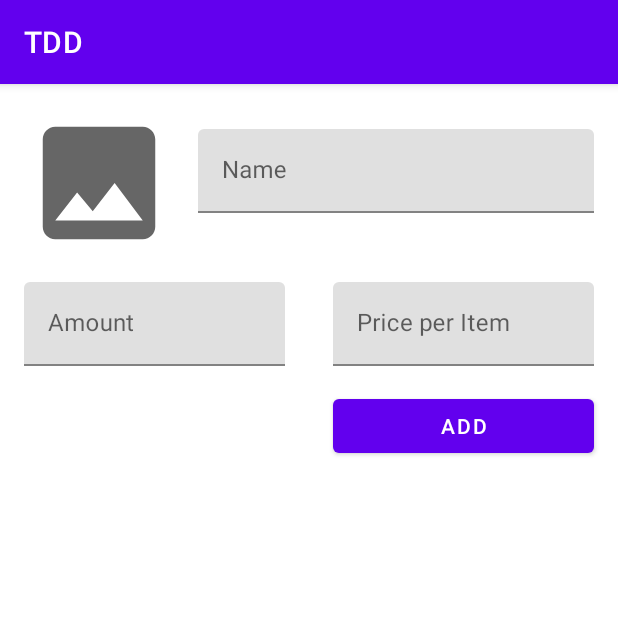
After one commit to iamajijul/TDD, an Android app: the AddShoppingItemFragment screen opened through its navigation route, on a phone screen of 412 x 824 dp, the top half of it. The commit adds this screen. Run offline under Robolectric (Android 15) with nearby library versions, the phone set to English and light mode, and no system bars.

Commit message:
Create design skelton

```diff
--- a/app/src/main/AndroidManifest.xml
+++ b/app/src/main/AndroidManifest.xml
@@ -11,7 +11,7 @@
         android:supportsRtl="true"
         android:theme="@style/Theme.TDD">
         <activity
-            android:name=".MainActivity"
+            android:name=".ui.MainActivity"
             android:exported="true">
             <intent-filter>
                 <action android:name="android.intent.action.MAIN" />
--- a/app/src/main/java/com/ajijul/tdd/other/Constant.kt
+++ b/app/src/main/java/com/ajijul/tdd/other/Constant.kt
@@ -4,4 +4,8 @@ object Constant {
 
     const val DATABASE_NAME = "tdd_db"
     const val BASE_URL = "https://pixabay.com"
+
+    const val MAX_NAME_LENGTH = 20
+    const val MAX_PRICE_LENGTH = 10
+
 }
--- /dev/null
+++ b/app/src/main/java/com/ajijul/tdd/ui/AddShoppingItemFragment.kt
@@ -0,0 +1,9 @@
+package com.ajijul.tdd.ui
+
+import androidx.fragment.app.Fragment
+import androidx.fragment.app.viewModels
+import com.ajijul.tdd.R
+
+class AddShoppingItemFragment : Fragment(R.layout.fragment_add_shopping_item) {
+    private val userListViewModel: ShoppingViewModel by viewModels()
+}
--- a/app/src/main/java/com/ajijul/tdd/MainActivity.kt
+++ b/app/src/main/java/com/ajijul/tdd/ui/MainActivity.kt
@@ -1,7 +1,8 @@
-package com.ajijul.tdd
+package com.ajijul.tdd.ui
 
 import androidx.appcompat.app.AppCompatActivity
 import android.os.Bundle
+import com.ajijul.tdd.R
 
 class MainActivity : AppCompatActivity() {
     override fun onCreate(savedInstanceState: Bundle?) {
--- /dev/null
+++ b/app/src/main/java/com/ajijul/tdd/ui/ShoppingFragment.kt
@@ -0,0 +1,9 @@
+package com.ajijul.tdd.ui
+
+import androidx.fragment.app.Fragment
+import androidx.fragment.app.viewModels
+import com.ajijul.tdd.R
+
+class ShoppingFragment : Fragment(R.layout.fragment_shopping) {
+    private val userListViewModel: ShoppingViewModel by viewModels()
+}
--- /dev/null
+++ b/app/src/main/res/drawable-v24/ic_image.xml
@@ -0,0 +1,10 @@
+<vector xmlns:android="http://schemas.android.com/apk/res/android"
+    android:width="24dp"
+    android:height="24dp"
+    android:viewportWidth="24"
+    android:viewportHeight="24"
+    android:tint="?attr/colorControlNormal">
+  <path
+      android:fillColor="@android:color/white"
+      android:pathData="M21,19V5c0,-1.1 -0.9,-2 -2,-2H5c-1.1,0 -2,0.9 -2,2v14c0,1.1 0.9,2 2,2h14c1.1,0 2,-0.9 2,-2zM8.5,13.5l2.5,3.01L14.5,12l4.5,6H5l3.5,-4.5z"/>
+</vector>
--- a/app/src/main/res/layout/activity_main.xml
+++ b/app/src/main/res/layout/activity_main.xml
@@ -1,18 +1,18 @@
 <?xml version="1.0" encoding="utf-8"?>
-<androidx.constraintlayout.widget.ConstraintLayout xmlns:android="http://schemas.android.com/apk/res/android"
+<FrameLayout xmlns:android="http://schemas.android.com/apk/res/android"
     xmlns:app="http://schemas.android.com/apk/res-auto"
     xmlns:tools="http://schemas.android.com/tools"
+    android:id="@+id/rootLayout"
     android:layout_width="match_parent"
     android:layout_height="match_parent"
-    tools:context=".MainActivity">
+    tools:context=".ui.MainActivity">
 
-    <TextView
-        android:layout_width="wrap_content"
-        android:layout_height="wrap_content"
-        android:text="Hello World!"
-        app:layout_constraintBottom_toBottomOf="parent"
-        app:layout_constraintLeft_toLeftOf="parent"
-        app:layout_constraintRight_toRightOf="parent"
-        app:layout_constraintTop_toTopOf="parent" />
+    <fragment
+        android:id="@+id/navHostFragment"
+        android:name="androidx.navigation.fragment.NavHostFragment"
+        android:layout_width="match_parent"
+        android:layout_height="match_parent"
+        app:defaultNavHost="true"
+        app:navGraph="@navigation/nav_graph" />
 
-</androidx.constraintlayout.widget.ConstraintLayout>
+</FrameLayout>
--- /dev/null
+++ b/app/src/main/res/layout/fragment_add_shopping_item.xml
@@ -0,0 +1,86 @@
+<?xml version="1.0" encoding="utf-8"?>
+<androidx.constraintlayout.widget.ConstraintLayout xmlns:android="http://schemas.android.com/apk/res/android"
+    xmlns:app="http://schemas.android.com/apk/res-auto"
+    xmlns:tools="http://schemas.android.com/tools"
+    android:layout_width="match_parent"
+    android:layout_height="match_parent">
+
+    <ImageView
+        android:id="@+id/ivShoppingImage"
+        android:layout_width="100dp"
+        android:layout_height="100dp"
+        android:layout_margin="16dp"
+        android:src="@drawable/ic_image"
+        android:scaleType="centerCrop"
+        app:layout_constraintStart_toStartOf="parent"
+        app:layout_constraintTop_toTopOf="parent" />
+
+    <com.google.android.material.textfield.TextInputLayout
+        android:id="@+id/textInputLayout"
+        android:layout_width="0dp"
+        android:layout_height="wrap_content"
+        android:layout_margin="16dp"
+        android:hint="Name"
+        app:layout_constraintBottom_toBottomOf="@+id/ivShoppingImage"
+        app:layout_constraintEnd_toEndOf="parent"
+        app:layout_constraintStart_toEndOf="@+id/ivShoppingImage"
+        app:layout_constraintTop_toTopOf="parent">
+
+        <com.google.android.material.textfield.TextInputEditText
+            android:id="@+id/etShoppingItemName"
+            android:layout_width="match_parent"
+            android:layout_height="match_parent"
+            android:inputType="textAutoComplete" />
+
+    </com.google.android.material.textfield.TextInputLayout>
+
+    <com.google.android.material.textfield.TextInputLayout
+        android:id="@+id/textInputLayout3"
+        android:layout_width="0dp"
+        android:layout_height="wrap_content"
+        android:layout_margin="16dp"
+        android:hint="Amount"
+        app:layout_constraintEnd_toStartOf="@+id/textInputLayout2"
+        app:layout_constraintHorizontal_bias="0.5"
+        app:layout_constraintStart_toStartOf="parent"
+        app:layout_constraintTop_toBottomOf="@+id/ivShoppingImage">
+
+        <com.google.android.material.textfield.TextInputEditText
+            android:id="@+id/etShoppingItemAmount"
+            android:layout_width="match_parent"
+            android:layout_height="match_parent"
+            android:inputType="number"/>
+
+    </com.google.android.material.textfield.TextInputLayout>
+
+    <com.google.android.material.textfield.TextInputLayout
+        android:id="@+id/textInputLayout2"
+        android:layout_width="0dp"
+        android:layout_height="wrap_content"
+        android:layout_margin="16dp"
+        android:hint="Price per Item"
+        app:layout_constraintEnd_toEndOf="parent"
+        app:layout_constraintHorizontal_bias="0.5"
+        app:layout_constraintStart_toEndOf="@+id/textInputLayout3"
+        app:layout_constraintTop_toBottomOf="@+id/ivShoppingImage">
+
+        <com.google.android.material.textfield.TextInputEditText
+            android:id="@+id/etShoppingItemPrice"
+            android:layout_width="match_parent"
+            android:layout_height="match_parent"
+            android:inputType="numberDecimal" />
+
+    </com.google.android.material.textfield.TextInputLayout>
+
+    <com.google.android.material.button.MaterialButton
+        android:id="@+id/btnAddShoppingItem"
+        android:layout_width="0dp"
+        android:layout_height="wrap_content"
+        android:layout_marginTop="16dp"
+        android:layout_marginRight="16dp"
+        android:text="Add"
+        app:layout_constraintEnd_toEndOf="parent"
+        app:layout_constraintStart_toStartOf="@+id/textInputLayout2"
+        app:layout_constraintTop_toBottomOf="@+id/textInputLayout2" />
+
+</androidx.constraintlayout.widget.ConstraintLayout>
--- /dev/null
+++ b/app/src/main/res/navigation/nav_graph.xml
@@ -0,0 +1,26 @@
+<?xml version="1.0" encoding="utf-8"?>
+<navigation xmlns:android="http://schemas.android.com/apk/res/android"
+    xmlns:app="http://schemas.android.com/apk/res-auto" android:id="@+id/nav_graph"
+    app:startDestination="@id/shoppingFragment">
+
+    <fragment
+        android:id="@+id/shoppingFragment"
+        android:name="com.ajijul.tdd.ui.ShoppingFragment"
+        android:label="ShoppingFragment" >
+        <action
+            android:id="@+id/action_shoppingFragment_to_addShoppingItemFragment"
+            app:destination="@id/addShoppingItemFragment" />
+    </fragment>
+    <fragment
+        android:id="@+id/addShoppingItemFragment"
+        android:name="com.ajijul.tdd.ui.AddShoppingItemFragment"
+        android:label="AddShoppingItemFragment" >
+        <action
+            android:id="@+id/action_addShoppingItemFragment_to_imagePickFragment"
+            app:destination="@id/imagePickFragment" />
+    </fragment>
+    <fragment
+        android:id="@+id/imagePickFragment"
+        android:name="com.ajijul.tdd.ui.ImagePickFragment"
+        android:label="ImagePickFragment" />
+</navigation>
```
Also changed, not shown: app/src/main/java/com/ajijul/tdd/di/AppModule.kt (+7 -0 lines), app/src/main/java/com/ajijul/tdd/other/Event.kt (added, +24 -0 lines), app/src/main/java/com/ajijul/tdd/ui/ImagePickFragment.kt (added, +11 -0 lines), app/src/main/java/com/ajijul/tdd/ui/ShoppingViewModel.kt (added, +56 -0 lines), app/src/main/res/drawable-v24/ic_add.xml (added, +10 -0 lines), app/src/main/res/layout/fragment_image_pick.xml (added, +48 -0 lines), app/src/main/res/layout/fragment_shopping.xml (added, +48 -0 lines), app/src/main/res/layout/item_image.xml (added, +16 -0 lines), app/src/main/res/layout/item_shopping.xml (added, +47 -0 lines).
